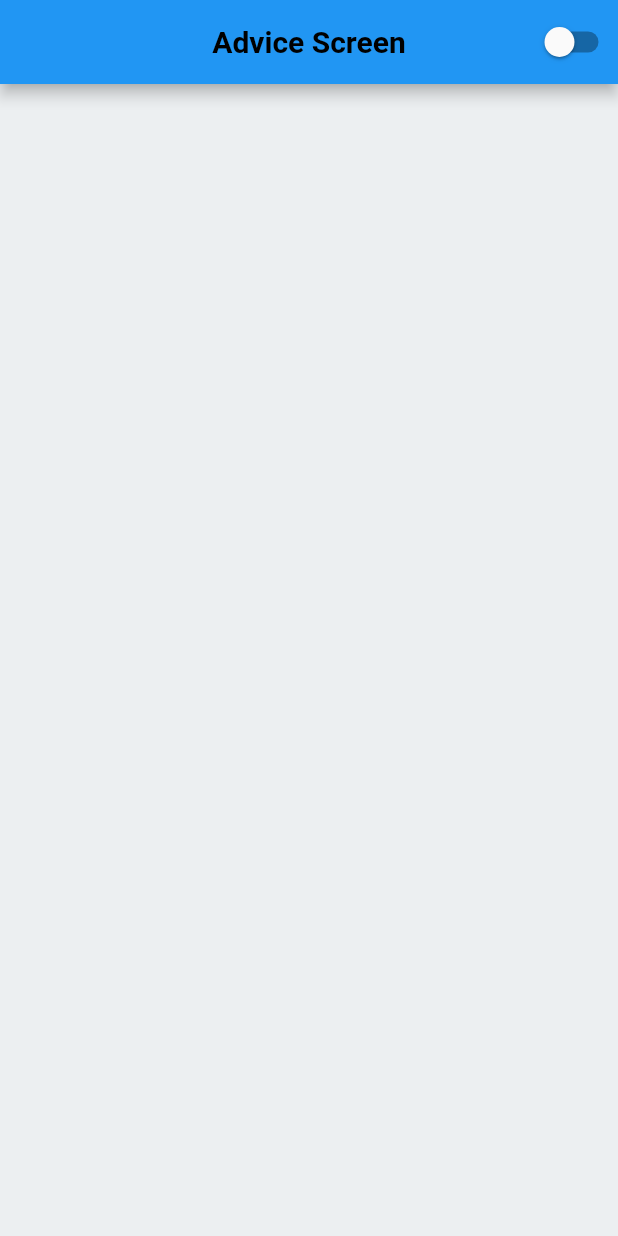
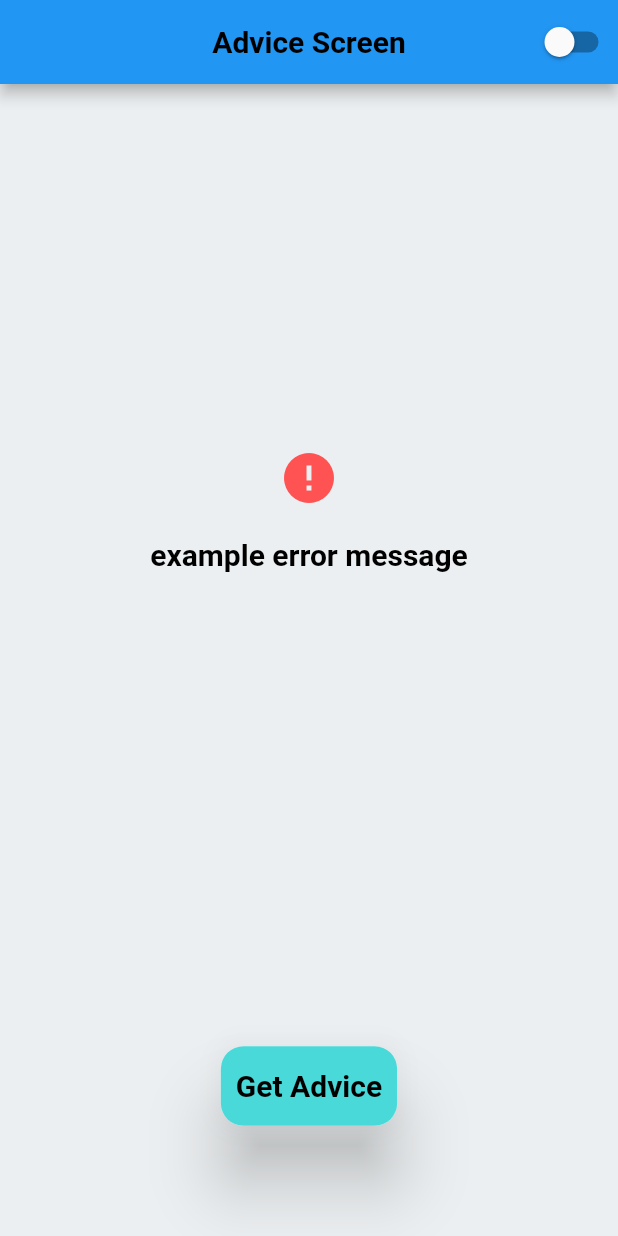
Before and after one commit to aprxty3/flutter_bloc_architecture, a Flutter app: the screen it shows after launch, on a phone screen of 412 x 824 dp. Run offline on Flutter 3.47's test engine with Material 2 defaults, Android fonts, the phone set to English and light mode, and no system bars; Roboto replaces fonts that are missing (Rubik).

Commit message:
create some widget

```diff
--- a/lib/application/screen/advice/advice_screen.dart
+++ b/lib/application/screen/advice/advice_screen.dart
@@ -1,5 +1,8 @@
 import 'package:flutter/material.dart';
 import 'package:flutter_bloc_architecture/application/core/service/theme_service.dart';
+import 'package:flutter_bloc_architecture/application/screen/advice/widgets/advice_field.dart';
+import 'package:flutter_bloc_architecture/application/screen/advice/widgets/custom_button.dart';
+import 'package:flutter_bloc_architecture/application/screen/advice/widgets/erro_message.dart';
 import 'package:provider/provider.dart';
 
 class AdviceScreen extends StatelessWidget {
@@ -7,11 +10,12 @@ class AdviceScreen extends StatelessWidget {
 
   @override
   Widget build(BuildContext context) {
+    final themeData = Theme.of(context);
     return Scaffold(
       appBar: AppBar(
         title: Text(
           'Advice Screen',
-          style: Theme.of(context).textTheme.headline1,
+          style: themeData.textTheme.headline1,
         ),
         centerTitle: true,
         actions: [
@@ -22,7 +26,33 @@ class AdviceScreen extends StatelessWidget {
           )
         ],
       ),
-      body: Scaffold(),
+      body: Padding(
+        padding: const EdgeInsets.symmetric(horizontal: 50),
+        child: Column(
+          children: [
+            Expanded(
+              child: Center(
+                child: ErrorMessage(message: 'example error message'),
+                // AdviceField(advice: 'example advice'),
+                //     CircularProgressIndicator(
+                //   color: themeData.colorScheme.secondary,
+                // )
+                // Text(
+                //   'Your Advice is Waiting',
+                //   style: themeData.textTheme.headline1,
+                //   textAlign: TextAlign.center,
+                // ),
+              ),
+            ),
+            const SizedBox(
+              height: 200,
+              child: Center(
+                child: CustomButton(),
+              ),
+            ),
+          ],
+        ),
+      ),
     );
   }
 }
--- /dev/null
+++ b/lib/application/screen/advice/widgets/advice_field.dart
@@ -0,0 +1,29 @@
+import 'package:flutter/material.dart';
+
+class AdviceField extends StatelessWidget {
+  final String advice;
+  const AdviceField({super.key, required this.advice});
+
+  @override
+  Widget build(BuildContext context) {
+    final themeData = Theme.of(context);
+    return Material(
+      elevation: 20,
+      borderRadius: BorderRadius.circular(15),
+      child: Container(
+        decoration: BoxDecoration(
+          borderRadius: BorderRadius.circular(15),
+          color: themeData.colorScheme.primary,
+        ),
+        child: Padding(
+          padding: const EdgeInsets.symmetric(horizontal: 15, vertical: 20),
+          child: Text(
+            '''" $advice"''',
+            style: themeData.textTheme.bodyText1,
+            textAlign: TextAlign.center,
+          ),
+        ),
+      ),
+    );
+  }
+}
--- /dev/null
+++ b/lib/application/screen/advice/widgets/custom_button.dart
@@ -0,0 +1,32 @@
+import 'package:flutter/material.dart';
+
+class CustomButton extends StatelessWidget {
+  const CustomButton({super.key});
+
+  @override
+  Widget build(BuildContext context) {
+    final themeData = Theme.of(context);
+    return InkResponse(
+      onTap: () {
+        print('button press');
+      },
+      child: Material(
+        elevation: 20,
+        borderRadius: BorderRadius.circular(15),
+        child: Container(
+          decoration: BoxDecoration(
+            color: themeData.colorScheme.secondary,
+            borderRadius: BorderRadius.circular(15),
+          ),
+          child: Padding(
+            padding: const EdgeInsets.symmetric(horizontal: 10, vertical: 15),
+            child: Text(
+              'Get Advice',
+              style: themeData.textTheme.headline1,
+            ),
+          ),
+        ),
+      ),
+    );
+  }
+}
--- /dev/null
+++ b/lib/application/screen/advice/widgets/erro_message.dart
@@ -0,0 +1,27 @@
+import 'package:flutter/material.dart';
+
+class ErrorMessage extends StatelessWidget {
+  final String message;
+  const ErrorMessage({super.key, required this.message});
+
+  @override
+  Widget build(BuildContext context) {
+    final themeData = Theme.of(context);
+    return Column(
+      mainAxisAlignment: MainAxisAlignment.center,
+      children: [
+        const Icon(
+          Icons.error,
+          size: 40,
+          color: Colors.redAccent,
+        ),
+        const SizedBox(height: 20),
+        Text(
+          message,
+          style: themeData.textTheme.headline1,
+          textAlign: TextAlign.center,
+        )
+      ],
+    );
+  }
+}
```
